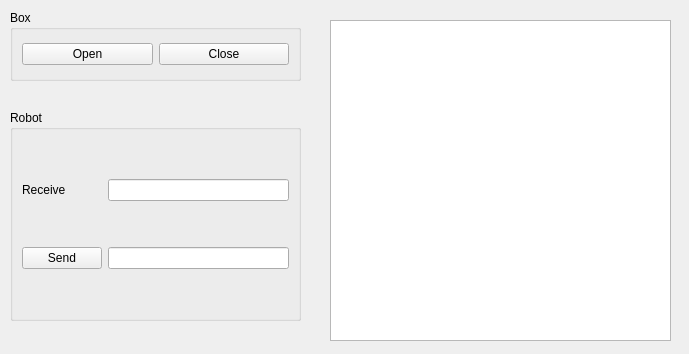
The window that UI/equitmentcontrol.ui (ReceiverUsb-rapoo/ReceiverUsbTest) describes before a commit, drawn with Qt 5.
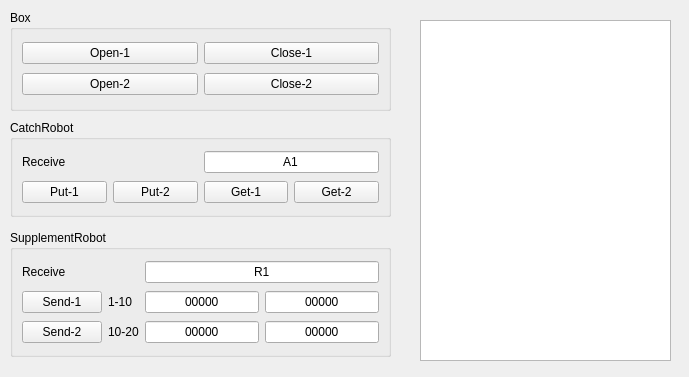
The same window after the commit.

What changed in the file:
```diff
--- a/UI/equitmentcontrol.ui
+++ b/UI/equitmentcontrol.ui
@@ -7,7 +7,7 @@
     <x>0</x>
     <y>0</y>
     <width>689</width>
-    <height>354</height>
+    <height>377</height>
    </rect>
   </property>
   <property name="font">
@@ -21,10 +21,10 @@
   <widget class="QTextBrowser" name="tb_Info">
    <property name="geometry">
     <rect>
-     <x>330</x>
+     <x>420</x>
      <y>20</y>
-     <width>341</width>
-     <height>321</height>
+     <width>251</width>
+     <height>341</height>
     </rect>
    </property>
   </widget>
@@ -33,8 +33,8 @@
     <rect>
      <x>10</x>
      <y>10</y>
-     <width>291</width>
-     <height>71</height>
+     <width>381</width>
+     <height>101</height>
     </rect>
    </property>
    <property name="title">
@@ -44,14 +44,28 @@
     <item row="0" column="0">
      <widget class="QPushButton" name="pb_Open">
       <property name="text">
-       <string>Open</string>
+       <string>Open-1</string>
+      </property>
+     </widget>
+    </item>
+    <item row="2" column="0">
+     <widget class="QPushButton" name="pb_Open_2">
+      <property name="text">
+       <string>Open-2</string>
       </property>
      </widget>
     </item>
     <item row="0" column="1">
      <widget class="QPushButton" name="pb_Close">
       <property name="text">
-       <string>Close</string>
+       <string>Close-1</string>
+      </property>
+     </widget>
+    </item>
+    <item row="2" column="1">
+     <widget class="QPushButton" name="pb_Close_2">
+      <property name="text">
+       <string>Close-2</string>
       </property>
      </widget>
     </item>
@@ -61,13 +75,13 @@
    <property name="geometry">
     <rect>
      <x>10</x>
-     <y>110</y>
-     <width>291</width>
-     <height>211</height>
+     <y>120</y>
+     <width>381</width>
+     <height>97</height>
     </rect>
    </property>
    <property name="title">
-    <string>Robot</string>
+    <string>CatchRobot</string>
    </property>
    <layout class="QGridLayout" name="gridLayout_2">
     <item row="0" column="0">
@@ -77,18 +91,143 @@
       </property>
      </widget>
     </item>
-    <item row="0" column="1">
-     <widget class="QLineEdit" name="le_ReceiveData"/>
+    <item row="0" column="2" colspan="2">
+     <widget class="QLineEdit" name="le_ReceiveCatchData">
+      <property name="text">
+       <string>A1</string>
+      </property>
+      <property name="alignment">
+       <set>Qt::AlignCenter</set>
+      </property>
+     </widget>
     </item>
     <item row="1" column="0">
      <widget class="QPushButton" name="pb_Send">
       <property name="text">
-       <string>Send</string>
+       <string>Put-1</string>
       </property>
      </widget>
     </item>
     <item row="1" column="1">
-     <widget class="QLineEdit" name="le_SendData"/>
+     <widget class="QPushButton" name="pb_Put_2">
+      <property name="text">
+       <string>Put-2</string>
+      </property>
+     </widget>
+    </item>
+    <item row="1" column="2">
+     <widget class="QPushButton" name="pb_Get_1">
+      <property name="text">
+       <string>Get-1</string>
+      </property>
+     </widget>
+    </item>
+    <item row="1" column="3">
+     <widget class="QPushButton" name="pb_Get_2">
+      <property name="text">
+       <string>Get-2</string>
+      </property>
+     </widget>
+    </item>
+   </layout>
+  </widget>
+  <widget class="QGroupBox" name="groupBox_3">
+   <property name="geometry">
+    <rect>
+     <x>10</x>
+     <y>230</y>
+     <width>381</width>
+     <height>127</height>
+    </rect>
+   </property>
+   <property name="title">
+    <string>SupplementRobot</string>
+   </property>
+   <layout class="QGridLayout" name="gridLayout_3">
+    <item row="0" column="0">
+     <widget class="QLabel" name="label_4">
+      <property name="text">
+       <string>Receive</string>
+      </property>
+     </widget>
+    </item>
+    <item row="0" column="2" colspan="2">
+     <widget class="QLineEdit" name="le_ReceiveSupplementData">
+      <property name="text">
+       <string>R1</string>
+      </property>
+      <property name="alignment">
+       <set>Qt::AlignCenter</set>
+      </property>
+     </widget>
+    </item>
+    <item row="1" column="0">
+     <widget class="QPushButton" name="pb_SendSupplement_1">
+      <property name="text">
+       <string>Send-1</string>
+      </property>
+     </widget>
+    </item>
+    <item row="1" column="1">
+     <widget class="QLabel" name="label_5">
+      <property name="text">
+       <string>1-10</string>
+      </property>
+     </widget>
+    </item>
+    <item row="1" column="2">
+     <widget class="QLineEdit" name="le_SupplementData_1">
+      <property name="text">
+       <string>00000</string>
+      </property>
+      <property name="alignment">
+       <set>Qt::AlignCenter</set>
+      </property>
+     </widget>
+    </item>
+    <item row="1" column="3">
+     <widget class="QLineEdit" name="le_SupplementData_2">
+      <property name="text">
+       <string>00000</string>
+      </property>
+      <property name="alignment">
+       <set>Qt::AlignCenter</set>
+      </property>
+     </widget>
+    </item>
+    <item row="2" column="1">
+     <widget class="QLabel" name="label_6">
+      <property name="text">
+       <string>10-20</string>
+      </property>
+     </widget>
+    </item>
+    <item row="2" column="2">
+     <widget class="QLineEdit" name="le_SupplementData_3">
+      <property name="text">
+       <string>00000</string>
+      </property>
+      <property name="alignment">
+       <set>Qt::AlignCenter</set>
+      </property>
+     </widget>
+    </item>
+    <item row="2" column="3">
+     <widget class="QLineEdit" name="le_SupplementData_4">
+      <property name="text">
+       <string>00000</string>
+      </property>
+      <property name="alignment">
+       <set>Qt::AlignCenter</set>
+      </property>
+     </widget>
+    </item>
+    <item row="2" column="0">
+     <widget class="QPushButton" name="pb_SendSupplement_2">
+      <property name="text">
+       <string>Send-2</string>
+      </property>
+     </widget>
     </item>
    </layout>
   </widget>
```
Left out of the diff: 6 changed lines with no effect on the pictures.
